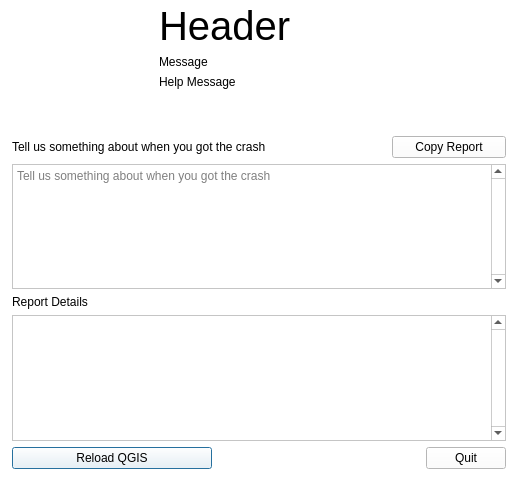
qgis/QGIS, file src/ui/qgscrashdialog.ui: the form before one commit.
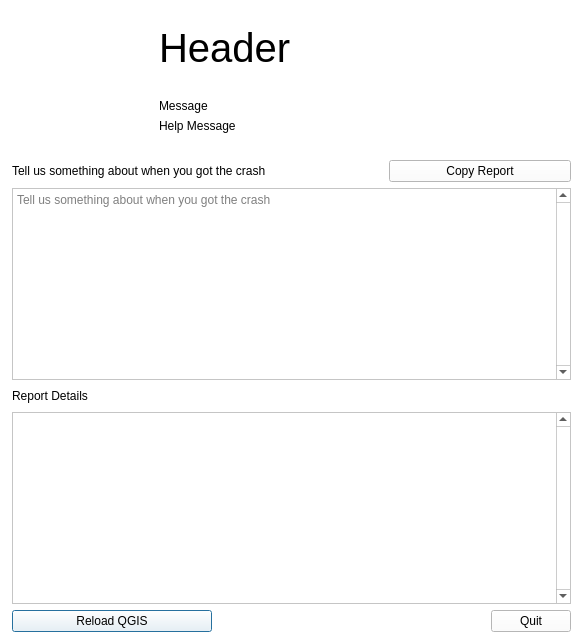
The form after the commit. Icons and pictures are not drawn.

Commit message: UI cleanup for crash dialog

What changed in the file:
```diff
--- a/src/ui/qgscrashdialog.ui
+++ b/src/ui/qgscrashdialog.ui
@@ -6,8 +6,8 @@
    <rect>
     <x>0</x>
     <y>0</y>
-    <width>518</width>
-    <height>481</height>
+    <width>583</width>
+    <height>644</height>
    </rect>
   </property>
   <property name="palette">
@@ -492,20 +492,25 @@
       </item>
       <item row="3" column="0" colspan="3">
        <widget class="QPlainTextEdit" name="mReportDetailsText">
+        <property name="sizePolicy">
+         <sizepolicy hsizetype="Expanding" vsizetype="Preferred">
+          <horstretch>0</horstretch>
+          <verstretch>0</verstretch>
+         </sizepolicy>
+        </property>
         <property name="verticalScrollBarPolicy">
          <enum>Qt::ScrollBarAlwaysOn</enum>
         </property>
        </widget>
       </item>
-      <item row="0" column="2">
-       <widget class="QPushButton" name="mCopyReportButton">
-        <property name="text">
-         <string>Copy Report</string>
-        </property>
-       </widget>
-      </item>
       <item row="1" column="0" colspan="3">
        <widget class="QPlainTextEdit" name="mUserFeedbackText">
+        <property name="sizePolicy">
+         <sizepolicy hsizetype="Expanding" vsizetype="Preferred">
+          <horstretch>0</horstretch>
+          <verstretch>0</verstretch>
+         </sizepolicy>
+        </property>
         <property name="verticalScrollBarPolicy">
          <enum>Qt::ScrollBarAlwaysOn</enum>
         </property>
@@ -517,58 +522,36 @@
         </property>
        </widget>
       </item>
-      <item row="0" column="0">
+      <item row="0" column="2">
+       <widget class="QPushButton" name="mCopyReportButton">
+        <property name="text">
+         <string>Copy Report</string>
+        </property>
+       </widget>
+      </item>
+      <item row="0" column="0" colspan="2">
        <widget class="QLabel" name="label">
         <property name="text">
          <string>Tell us something about when you got the crash</string>
         </property>
+        <property name="wordWrap">
+         <bool>true</bool>
+        </property>
        </widget>
       </item>
-      <item row="2" column="0">
+      <item row="2" column="0" colspan="2">
        <widget class="QLabel" name="label_3">
         <property name="text">
          <string>Report Details</string>
         </property>
+        <property name="wordWrap">
+         <bool>true</bool>
+        </property>
        </widget>
       </item>
      </layout>
     </widget>
    </item>
-   <item row="2" column="0">
-    <spacer name="verticalSpacer">
-     <property name="orientation">
-      <enum>Qt::Vertical</enum>
-     </property>
-     <property name="sizeHint" stdset="0">
-      <size>
-       <width>20</width>
-       <height>40</height>
-      </size>
-     </property>
-    </spacer>
-   </item>
-   <item row="0" column="0">
-    <widget class="QLabel" name="label_2">
-     <property name="maximumSize">
-      <size>
-       <width>150</width>
-       <height>150</height>
-      </size>
-     </property>
-     <property name="text">
-      <string/>
-     </property>
-     <property name="pixmap">
-      <pixmap resource="../../images/images.qrc">:/images/icons/qgis_icon.svg</pixmap>
-     </property>
-     <property name="scaledContents">
-      <bool>true</bool>
-     </property>
-     <property name="alignment">
-      <set>Qt::AlignCenter</set>
-     </property>
-    </widget>
-   </item>
    <item row="0" column="1" colspan="2">
     <layout class="QVBoxLayout" name="verticalLayout">
      <item>
@@ -588,10 +571,19 @@
        <property name="text">
         <string>Header</string>
        </property>
+       <property name="wordWrap">
+        <bool>true</bool>
+       </property>
       </widget>
      </item>
      <item>
       <widget class="QLabel" name="mCrashMessage">
+       <property name="sizePolicy">
+        <sizepolicy hsizetype="Preferred" vsizetype="Maximum">
+         <horstretch>0</horstretch>
+         <verstretch>0</verstretch>
+        </sizepolicy>
+       </property>
        <property name="text">
         <string>Message</string>
        </property>
@@ -602,9 +594,18 @@
      </item>
      <item>
       <widget class="QLabel" name="mHelpLabel">
+       <property name="sizePolicy">
+        <sizepolicy hsizetype="Preferred" vsizetype="Maximum">
+         <horstretch>0</horstretch>
+         <verstretch>0</verstretch>
+        </sizepolicy>
+       </property>
        <property name="text">
         <string>Help Message</string>
        </property>
+       <property name="wordWrap">
+        <bool>true</bool>
+       </property>
       </widget>
      </item>
      <item>
@@ -612,16 +613,41 @@
        <property name="orientation">
         <enum>Qt::Vertical</enum>
        </property>
+       <property name="sizeType">
+        <enum>QSizePolicy::Preferred</enum>
+       </property>
        <property name="sizeHint" stdset="0">
         <size>
          <width>20</width>
-         <height>40</height>
+         <height>20</height>
         </size>
        </property>
       </spacer>
      </item>
     </layout>
    </item>
+   <item row="0" column="0">
+    <widget class="QLabel" name="label_2">
+     <property name="maximumSize">
+      <size>
+       <width>150</width>
+       <height>150</height>
+      </size>
+     </property>
+     <property name="text">
+      <string/>
+     </property>
+     <property name="pixmap">
+      <pixmap resource="../../images/images.qrc">:/images/icons/qgis_icon.svg</pixmap>
+     </property>
+     <property name="scaledContents">
+      <bool>true</bool>
+     </property>
+     <property name="alignment">
+      <set>Qt::AlignCenter</set>
+     </property>
+    </widget>
+   </item>
   </layout>
  </widget>
  <resources>
```
The commit also changes 2 other files.
